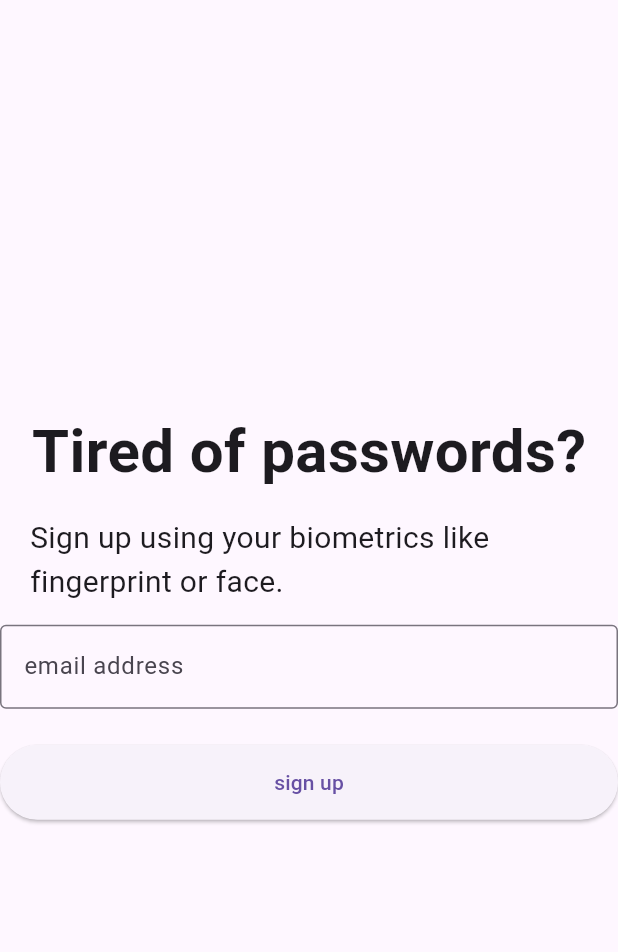
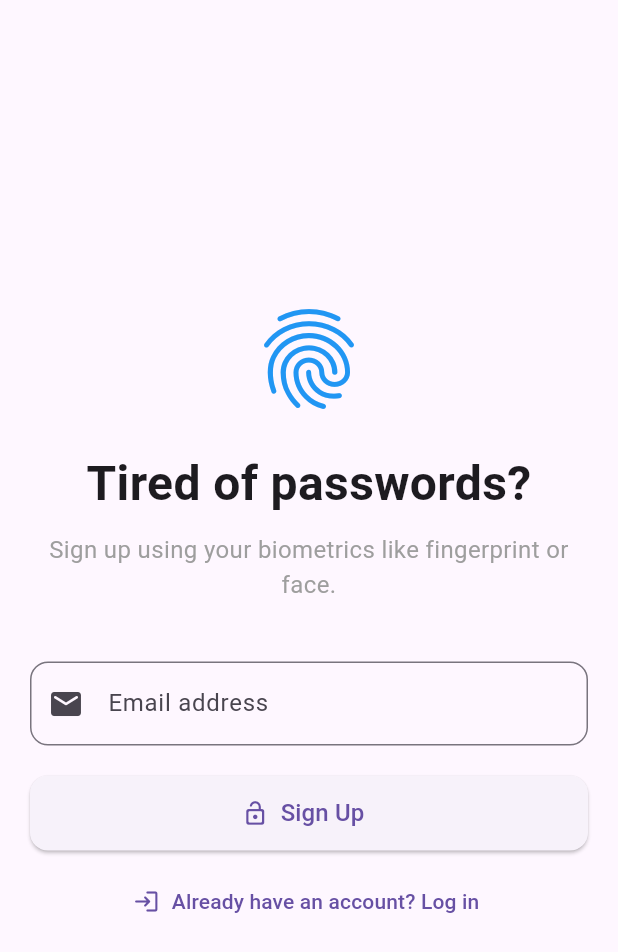
Before and after one commit to Sarath191181208/mauthn_app, a Flutter app: the screen it shows after launch, on a phone screen of 412 x 824 dp. Shown: the top 952 px of the screen. Run offline on Flutter 3.47's test engine with Material 3 defaults, Android fonts, the light colour scheme and no system bars; our stand-ins replace dio, flutter_riverpod, go_router; missing offline and left inert: credential_manager, passkeys.

Commit message:
design change

```diff
--- a/lib/pages/register/register.dart
+++ b/lib/pages/register/register.dart
@@ -4,6 +4,8 @@ import 'package:flutter/material.dart';
 import 'package:flutter_riverpod/flutter_riverpod.dart';
 import 'package:mauthn_app/providers.dart';
 import 'package:mauthn_app/services/api/api.dart';
+
+final errorProvider = StateProvider<String?>((ref) => null);
 
 class RegisterPage extends ConsumerWidget {
   const RegisterPage({super.key});
@@ -13,74 +15,116 @@ class RegisterPage extends ConsumerWidget {
     final emailController = TextEditingController();
     final authService = ref.watch(authServiceProvider);
     final apiHandler = ApiService();
-
-    var errorProv = Provider<String?>((ref) {
-      return null;
-    });
-
-    String? error = ref.watch(errorProv);
+    final error = ref.watch(errorProvider);
 
     return Scaffold(
-      body: Column(
+      body: SafeArea(
+        child: Center(
+          child: SingleChildScrollView(
+            child: Padding(
+              padding: const EdgeInsets.symmetric(horizontal: 20),
+              child: Column(
+                crossAxisAlignment: CrossAxisAlignment.center,
                 mainAxisAlignment: MainAxisAlignment.center,
                 children: [
-          const Padding(
-            padding: EdgeInsets.symmetric(horizontal: 20, vertical: 5),
-            child: Text(
+                  const Icon(
+                    Icons.fingerprint_rounded,
+                    size: 80,
+                    color: Colors.blue,
+                  ),
+                  const SizedBox(height: 20),
+                  const Text(
                     'Tired of passwords?',
+                    textAlign: TextAlign.center,
                     style: TextStyle(
-                fontSize: 40,
+                      fontSize: 32,
                       fontWeight: FontWeight.bold,
                     ),
                   ),
+                  const SizedBox(height: 10),
+                  const Text(
+                    'Sign up using your biometrics like fingerprint or face.',
+                    textAlign: TextAlign.center,
+                    style: TextStyle(
+                      fontSize: 16,
+                      color: Colors.grey,
                     ),
-          const Padding(
-            padding: EdgeInsets.symmetric(horizontal: 20, vertical: 10),
+                  ),
+                  const SizedBox(height: 40),
+                  TextField(
+                    controller: emailController,
+                    keyboardType: TextInputType.emailAddress,
+                    decoration: const InputDecoration(
+                      prefixIcon: Icon(Icons.email_rounded),
+                      border: OutlineInputBorder(
+                        borderRadius: BorderRadius.all(Radius.circular(12)),
+                      ),
+                      hintText: 'Email address',
+                    ),
+                  ),
+                  if (error != null)
+                    Padding(
+                      padding: const EdgeInsets.only(top: 10),
                       child: Text(
-              'Sign up using your biometrics like fingerprint or face.',
+                        error,
                         style: TextStyle(
-                fontSize: 20,
+                          color: Theme.of(context).colorScheme.error,
+                          fontSize: 14,
                         ),
                       ),
                     ),
-          Padding(
-            padding: const EdgeInsets.symmetric(vertical: 4),
-            child: TextField(
-              controller: emailController,
-              keyboardType: TextInputType.emailAddress,
-              decoration: const InputDecoration(
-                border: OutlineInputBorder(),
-                hintText: 'email address',
-              ),
-            ),
-          ),
-          if (error != null)
-            Text(
-              error,
-              style: TextStyle(color: Theme.of(context).colorScheme.error),
-            )
-          else
-            Container(),
                   const SizedBox(height: 20),
                   SizedBox(
                     width: double.infinity,
                     height: 50,
-            child: ElevatedButton(
+                    child: ElevatedButton.icon(
                       onPressed: () async {
-                final email = emailController.value.text;
+                        final email = emailController.value.text.trim();
+                        if (email.isEmpty) {
+                          ref.read(errorProvider.notifier).state =
+                              'Email address cannot be empty.';
+                          return;
+                        }
+
                         try {
                           await authService.signupWithPasskey(
-                      apiHandler: apiHandler, email: email);
+                            apiHandler: apiHandler,
+                            email: email,
+                          );
+                          ref.read(errorProvider.notifier).state =
+                              null; // Clear error
+                          log("Signup successful for $email");
                         } catch (e) {
-                  errorProv.overrideWithValue(e.toString());
+                          ref.read(errorProvider.notifier).state = e.toString();
                           log("ERROR: $e");
                         }
                       },
-              child: const Text('sign up'),
+                      icon: const Icon(Icons.lock_open_rounded),
+                      label: const Text(
+                        'Sign Up',
+                        style: TextStyle(fontSize: 16),
+                      ),
+                      style: ElevatedButton.styleFrom(
+                        shape: RoundedRectangleBorder(
+                          borderRadius: BorderRadius.circular(12),
+                        ),
+                      ),
                     ),
                   ),
                   const SizedBox(height: 10),
+                  TextButton.icon(
+                    onPressed: () {
+                      // Navigate to login or other actions
+                      log("Navigate to login");
+                    },
+                    icon: const Icon(Icons.login_rounded),
+                    label: const Text('Already have an account? Log in'),
+                  ),
                 ],
+              ),
+            ),
+          ),
+        ),
       ),
     );
   }
```
Lines whose indentation alone changed are shown as unchanged.
